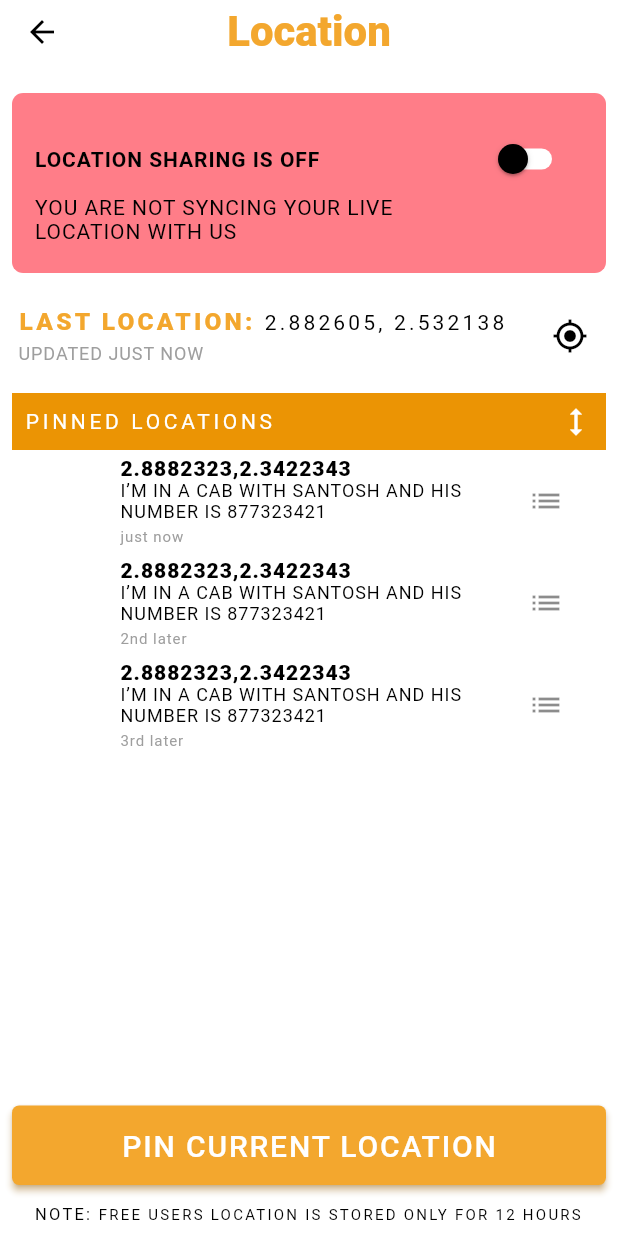
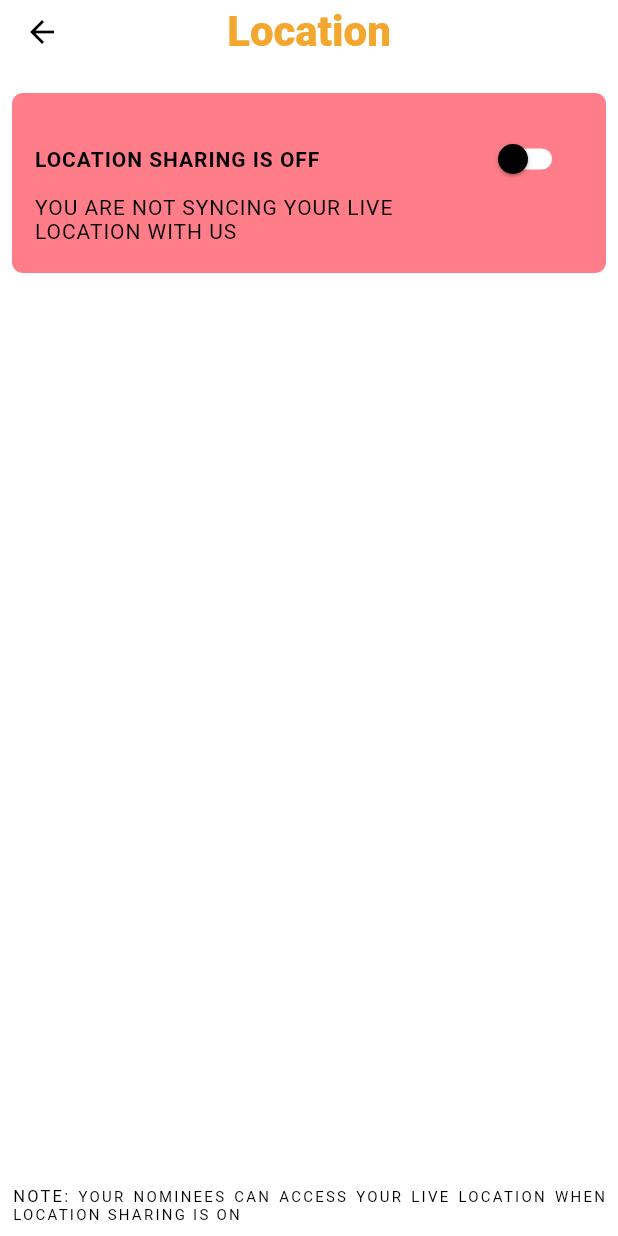
Before and after one commit to Sid1249/lawimmunity, a Flutter app: the LocationPage screen opened directly, on a phone screen of 412 x 824 dp. Run offline on Flutter 3.47's test engine with Material 2 defaults, Android fonts, the phone set to English and light mode, and no system bars; drawn by our look-alikes of auto_size_text; our stand-ins replace country_code_picker, firebase_auth, firebase_core, flutter_map, fluttertoast, get_it and 4 more; missing offline and left inert: flutter_background_geolocation; accounts and stored records are empty; Roboto replaces fonts that are missing (Baskervville).

Commit message:
location pin feature being pushed to a temperory branch for later use in any future use case

```diff
--- a/lib/screens/home_redirect_page.dart
+++ b/lib/screens/home_redirect_page.dart
@@ -65,7 +65,8 @@ class _HomeRedirectPageState extends State<HomeRedirectPage> {
     }else{
 
       setState(() {
-        mainPage = LoginSignupPage();
+        // mainPage = LoginSignupPage();
+        mainPage = DashboardPage();
 
       });
 
--- a/lib/screens/location_page/location_page.dart
+++ b/lib/screens/location_page/location_page.dart
@@ -1,11 +1,16 @@
 import 'package:auto_size_text/auto_size_text.dart';
 import 'package:flutter/cupertino.dart';
 import 'package:flutter/material.dart';
+import 'package:flutter_map/flutter_map.dart';
 import 'package:lawimmunity/screens/location_page/location_model.dart';
+import 'package:lawimmunity/screens/location_page/location_provider.dart';
 import 'package:lawimmunity/widgets/custom_app_bar.dart';
 import 'package:lawimmunity/widgets/custom_raised_button.dart';
+import 'package:lawimmunity/widgets/flutter_map_widget.dart';
 import 'package:lawimmunity/widgets/location_head_widget.dart';
 import 'package:lawimmunity/widgets/text_component.dart';
+import 'package:provider/provider.dart';
+import 'package:timeago/timeago.dart' as timeago;
 
 class LocationPage extends StatefulWidget {
   const LocationPage({Key? key}) : super(key: key);
@@ -17,11 +22,20 @@ class LocationPage extends StatefulWidget {
 class _LocationPageState extends State<LocationPage> {
   bool reversed = false;
 
+  bool _customTileExpanded = false;
+
   var locat = [
     LocationModel("2.882605, 2.532138", "none for now", "just now"),
     LocationModel("2.882605, 2.532138", "none for now", "2nd later"),
     LocationModel("2.882605, 2.532138", "none for now", "3rd later")
   ];
+  MapController? _mapCtl;
+
+  @override
+  void initState() {
+    super.initState();
+    _mapCtl = MapController();
+  }
 
   @override
   Widget build(BuildContext context) {
@@ -41,24 +55,24 @@ class _LocationPageState extends State<LocationPage> {
               const SizedBox(
                 height: 6,
               ),
-              ListTile(
-                contentPadding:
-                const EdgeInsets.only(left: 4, right: 0, top: 0, bottom: 0),
+              if (Provider.of<LocationProvider>(context, listen: true)
+                  .isLocationShared)
+                Consumer<LocationProvider>(
+                  builder: (context, provider, child) {
+                    return ExpansionTile(
                       title: AutoSizeText.rich(
                         TextSpan(text: '', children: [
                           TextSpan(
                               text: 'LAST LOCATION: ',
                               style: TextStyle(
-                          color: Theme
-                              .of(context)
-                              .colorScheme
-                              .primary,
+                                color: Theme.of(context).colorScheme.primary,
                                 fontWeight: FontWeight.w800,
                                 fontSize: 21,
                                 letterSpacing: 2.12,
                               )),
-                    const TextSpan(
-                        text: '2.882605, 2.532138',
+                          TextSpan(
+                              text:
+                                  '${Provider.of<LocationProvider>(context, listen: true).currentLocation.coords.latitude},${Provider.of<LocationProvider>(context, listen: true).currentLocation.coords.longitude}',
                               style: TextStyle(
                                 color: Colors.black,
                                 fontSize: 18,
@@ -71,145 +85,162 @@ class _LocationPageState extends State<LocationPage> {
                           letterSpacing: 2.12,
                         ),
                         textAlign: TextAlign.start,
+                        minFontSize: 10,
                         maxLines: 1,
                       ),
-                subtitle: UpperCaseText('Updated just now',
+                      subtitle: UpperCaseText(
+                          'Updated ${timeago.format(Provider.of<LocationProvider>(context, listen: true).updateTime)}',
                           style: const TextStyle(
                             color: Colors.grey,
                             fontSize: 12,
                             letterSpacing: 0.62,
                           )),
-                trailing: IconButton(
-                  onPressed: () {},
-                  icon: Icon(Icons.my_location,
-                      color: Theme
-                          .of(context)
-                          .colorScheme
-                          .inversePrimary),
+                      trailing: null,
+                      initiallyExpanded: true,
+                      onExpansionChanged: (bool expanded) {
+                        setState(() => _customTileExpanded = expanded);
+                      },
+                      children: [
+                        Container(
+                            decoration: BoxDecoration(
+                              borderRadius: BorderRadius.circular(4.85),
+                              border: Border.all(
+                                color: Colors.orange,
+                                width: 3,
                               ),
+                              color: Colors.white,
+                            ),
+                            height: MediaQuery.of(context).size.height / 3,
+                            width: MediaQuery.of(context).size.height - 200,
+                            child: FlutterMapWidget(
+                              latitude: Provider.of<LocationProvider>(context,
+                                      listen: true)
+                                  .currentLocation
+                                  .coords
+                                  .latitude,
+                              longitude: Provider.of<LocationProvider>(context,
+                                      listen: true)
+                                  .currentLocation
+                                  .coords
+                                  .longitude,
+                            ))
+                      ],
+                    );
+                  },
                 ),
               const SizedBox(
                 height: 2,
               ),
-              Container(
-                width: MediaQuery
-                    .of(context)
-                    .size
-                    .width,
-                color: const Color(0xffeb9404),
-                padding: const EdgeInsets.only(
-                  left: 8,
-                  right: 8,
-                  top: 7,
-                  bottom: 7,
-                ),
-                child: Row(
-                  mainAxisSize: MainAxisSize.min,
-                  mainAxisAlignment: MainAxisAlignment.start,
-                  crossAxisAlignment: CrossAxisAlignment.center,
-                  children: [
-                    const Text(
-                      'PINNED LOCATIONS ',
-                      style: TextStyle(
-                        color: Colors.white,
-                        fontSize: 14,
-                        letterSpacing: 2.45,
-                      ),
-                    ),
-                    const Spacer(),
-                    GestureDetector(
-                      child: Icon(
-                        Icons.height,
-                        color: Theme
-                            .of(context)
-                            .colorScheme
-                            .background,
-                      ),
-                      onTap: () {
-                        setState(() {
-                          reversed = !reversed;
-                          locat = locat.reversed.toList();
-                        });
-                      },
-                    ),
-                  ],
-                ),
-              ),
-              Expanded(
-                  child: ListView.builder(
-                    itemCount: locat.length,
-                    shrinkWrap: true,
-                    itemBuilder: (context, i) {
-                      return ListTile(
-                        leading: Padding(
-                          padding: const EdgeInsets.all(8.0),
-                          child: Text(reversed ? "${locat.length - i}" : '${i + 1}'),
-                        ),
-                        trailing: IconButton(
-                          icon: const Icon(Icons.list),
-                          onPressed: () {},
-                        ),
-                        title: const Text(
-                          '2.8882323,2.3422343',
-                          style: TextStyle(
-                            color: Colors.black,
-                            fontSize: 14,
-                            fontFamily: 'Roboto',
-                            fontWeight: FontWeight.w800,
-                            letterSpacing: 0.64,
-                          ),
-                        ),
-                        subtitle: Column(
-                          mainAxisAlignment: MainAxisAlignment.start,
-                          crossAxisAlignment: CrossAxisAlignment.start,
-                          children: [
-                            Text(
-                              'I’M IN A CAB WITH SANTOSH AND HIS NUMBER IS 877323421',
-                              style: TextStyle(
-                                color: Colors.black,
-                                fontSize: 12,
-                                letterSpacing: 0.64,
-                              ),
-                            ),
-                            SizedBox(
-                              height: 4,
-                            ),
-                            Text(
-                              locat[i].time!,
-                              style: TextStyle(
-                                color: Colors.grey,
-                                fontSize: 10,
-                                letterSpacing: 0.62,
-                              ),
-                            ),
-                          ],
-                        ),
-                      );
-                    },
-                  )),
-              const SizedBox(
-                height: 13,
-              ),
-              RaisedGradientButton('PIN CURRENT LOCATION', onPressed: () {}),
-              const SizedBox(
-                height: 13,
-              ),
+              Spacer(),
+              // Container(
+              //   width: MediaQuery.of(context).size.width,
+              //   color: const Color(0xffeb9404),
+              //   padding: const EdgeInsets.only(
+              //     left: 8,
+              //     right: 8,
+              //     top: 7,
+              //     bottom: 7,
+              //   ),
+              //   child: Row(
+              //     mainAxisSize: MainAxisSize.min,
+              //     mainAxisAlignment: MainAxisAlignment.start,
+              //     crossAxisAlignment: CrossAxisAlignment.center,
+              //     children: [
+              //       const Text(
+              //         'PINNED LOCATIONS ',
+              //         style: TextStyle(
+              //           color: Colors.white,
+              //           fontSize: 14,
+              //           letterSpacing: 2.45,
+              //         ),
+              //       ),
+              //       const Spacer(),
+              //       GestureDetector(
+              //         child: Icon(
+              //           Icons.height,
+              //           color: Theme.of(context).colorScheme.background,
+              //         ),
+              //         onTap: () {
+              //           setState(() {
+              //             reversed = !reversed;
+              //             locat = locat.reversed.toList();
+              //           });
+              //         },
+              //       ),
+              //     ],
+              //   ),
+              // ),
+              // Expanded(
+              //     child: ListView.builder(
+              //   itemCount: locat.length,
+              //   shrinkWrap: true,
+              //   itemBuilder: (context, i) {
+              //     return ListTile(
+              //       leading: Padding(
+              //         padding: const EdgeInsets.all(8.0),
+              //         child:
+              //             Text(reversed ? "${locat.length - i}" : '${i + 1}'),
+              //       ),
+              //       trailing: IconButton(
+              //         icon: const Icon(Icons.list),
+              //         onPressed: () {},
+              //       ),
+              //       title: const Text(
+              //         '2.8882323,2.3422343',
+              //         style: TextStyle(
+              //           color: Colors.black,
+              //           fontSize: 14,
+              //           fontFamily: 'Roboto',
+              //           fontWeight: FontWeight.w800,
+              //           letterSpacing: 0.64,
+              //         ),
+              //       ),
+              //       subtitle: Column(
+              //         mainAxisAlignment: MainAxisAlignment.start,
+              //         crossAxisAlignment: CrossAxisAlignment.start,
+              //         children: [
+              //           Text(
+              //             'I’M IN A CAB WITH SANTOSH AND HIS NUMBER IS 877323421',
+              //             style: TextStyle(
+              //               color: Colors.black,
+              //               fontSize: 12,
+              //               letterSpacing: 0.64,
+              //             ),
+              //           ),
+              //           SizedBox(
+              //             height: 4,
+              //           ),
+              //           Text(
+              //             locat[i].time!,
+              //             style: TextStyle(
+              //               color: Colors.grey,
+              //               fontSize: 10,
+              //               letterSpacing: 0.62,
+              //             ),
+              //           ),
+              //         ],
+              //       ),
+              //     );
+              //   },
+              // )),
+              // const SizedBox(
+              //   height: 13,
+              // ),
+              // RaisedGradientButton('SEND SOS TO NOMINIES WITH CURRENT LOCATION', onPressed: () {}),
+              // const SizedBox(
+              //   height: 13,
+              // ),
               Text.rich(
                 TextSpan(text: '', children: [
                   TextSpan(
                       text: 'NOTE: ',
-                      style: Theme
-                          .of(context)
-                          .textTheme
-                          .labelMedium),
+                      style: Theme.of(context).textTheme.labelMedium),
                   TextSpan(
-                      text: 'FREE USERS LOCATION IS STORED ONLY FOR 12 HOURS',
-                      style: Theme
-                          .of(context)
-                          .textTheme
-                          .labelSmall),
+                      text:
+                          'YOUR NOMINEES CAN ACCESS YOUR LIVE LOCATION WHEN LOCATION SHARING IS ON',
+                      style: Theme.of(context).textTheme.labelSmall),
                 ]),
-                textAlign: TextAlign.center,
+                textAlign: TextAlign.justify,
                 style: const TextStyle(
                   color: Colors.black,
                   fontSize: 12,
--- /dev/null
+++ b/lib/screens/location_page/location_provider.dart
@@ -0,0 +1,44 @@
+
+import 'package:flutter/material.dart';
+import 'package:flutter_background_geolocation/flutter_background_geolocation.dart';
+import 'package:flutter_map/flutter_map.dart';
+import 'package:latlong2/latlong.dart';
+
+class LocationProvider extends ChangeNotifier{
+
+  bool _isLocationShared = false;
+
+  DateTime _updateTime = DateTime.now();
+
+  late Location _currentLocation;
+
+  bool get isLocationShared => _isLocationShared;
+
+  MapController _mapController = MapController();
+
+  set isLocationShared(bool value) {
+    _isLocationShared = value;
+    notifyListeners();
+  }
+
+  DateTime get updateTime => _updateTime;
+
+  set updateTime(DateTime value) {
+    _updateTime = value;
+  }
+
+  Location get currentLocation => _currentLocation;
+
+  set currentLocation(Location value) {
+    _currentLocation = value;
+    _updateTime = DateTime.now();
+    mapController.move(LatLng(value.coords.latitude,value.coords.longitude),16);
+    notifyListeners();
+  }
+
+  MapController get mapController => _mapController;
+
+  set mapController(MapController value) {
+    _mapController = value;
+  }
+}
--- a/lib/widgets/custom_raised_button.dart
+++ b/lib/widgets/custom_raised_button.dart
@@ -48,6 +48,7 @@ class RaisedGradientButton extends StatelessWidget {
           padding: EdgeInsets.all(15.0),
           child: Text(
             label,
+            textAlign: TextAlign.center,
             style: TextStyle(fontSize: 20,color: Theme.of(context).colorScheme.secondary),
           ),
         ),
--- a/lib/widgets/location_head_widget.dart
+++ b/lib/widgets/location_head_widget.dart
@@ -1,5 +1,9 @@
 import 'package:flutter/cupertino.dart';
 import 'package:flutter/material.dart';
+import 'package:get_it/get_it.dart';
+import 'package:lawimmunity/screens/location_page/location_provider.dart';
+import 'package:lawimmunity/screens/location_page/location_service.dart';
+import 'package:provider/provider.dart';
 
 class LocationHead extends StatefulWidget {
   const LocationHead({Key? key}) : super(key: key);
@@ -11,11 +15,14 @@ class LocationHead extends StatefulWidget {
 }
 
 class _LocationHeadState extends State<LocationHead> {
-  var _switchValue = false;
+
+  GetIt getIt = GetIt.instance;
+  late LocationService locationService;
 
   @override
   void initState() {
     super.initState();
+    locationService = getIt<LocationService>();
   }
 
   @override
@@ -25,10 +32,12 @@ class _LocationHeadState extends State<LocationHead> {
 
   @override
   Widget build(BuildContext context) {
-    return Container(
+    return Consumer<LocationProvider>(
+  builder: (context, provider, child) {
+  return Container(
       decoration: BoxDecoration(
         borderRadius: BorderRadius.circular(7.40),
-        color: _switchValue
+        color: provider.isLocationShared
             ? Theme.of(context).colorScheme.onSecondaryContainer
             : Theme.of(context).colorScheme.error,
       ),
@@ -41,7 +50,7 @@ class _LocationHeadState extends State<LocationHead> {
           Row(
             children: [
               Text(
-                _switchValue
+                provider.isLocationShared
                     ? 'LOCATION SHARING IS ON'
                     : 'LOCATION SHARING IS OFF',
                 textAlign: TextAlign.center,
@@ -58,19 +67,23 @@ class _LocationHeadState extends State<LocationHead> {
                     backgroundColor: Colors.black,
                     switchTheme: SwitchThemeData().copyWith(
                         thumbColor: MaterialStateProperty.resolveWith((states) {
-                          return _switchValue ? Theme.of(context).colorScheme.background : Theme.of(context).colorScheme.inversePrimary ;
+                          return provider.isLocationShared ? Theme.of(context).colorScheme.background : Theme.of(context).colorScheme.inversePrimary ;
                     }),
                     trackColor: MaterialStateProperty.resolveWith((states) {
-                      return _switchValue ? Theme.of(context).colorScheme.inversePrimary : Theme.of(context).colorScheme.background ;
+                      return provider.isLocationShared ? Theme.of(context).colorScheme.inversePrimary : Theme.of(context).colorScheme.background ;
                     }),
 
                     )),
                 child: Switch.adaptive(
-                  value: _switchValue,
+                  value: provider.isLocationShared,
                   onChanged: (value) {
-                    setState(() {
-                      _switchValue = value;
-                    });
+                    provider.isLocationShared = value;
+                    if(value){
+                      locationService.startLocationService(context);
+                    }else{
+                      locationService.stopLocationService(context);
+
+                    }
                   },
                 ),
               ),
@@ -79,7 +92,7 @@ class _LocationHeadState extends State<LocationHead> {
           SizedBox(
             width: MediaQuery.of(context).size.width / 1.4,
             child: Text(
-              _switchValue
+              provider.isLocationShared
                   ? 'WE ARE CONSTANTLY UPDATING YOUR LIVE LOCATION'
                   : 'YOU ARE NOT SYNCING YOUR LIVE LOCATION WITH US',
               style: const TextStyle(
@@ -93,5 +106,7 @@ class _LocationHeadState extends State<LocationHead> {
         ],
       ),
     );
+  },
+);
   }
 }
```
Also changed, not shown: lib/lat_lng_model.dart (added, +8 -0 lines), lib/main.dart (+5 -5 lines), lib/screens/location_page/location_service.dart (added, +96 -0 lines), lib/services/service_initializer.dart (added, +14 -0 lines), lib/widgets/flutter_map_widget.dart (added, +57 -0 lines), pubspec.yaml (+5 -3 lines), pubspec.lock. Lines whose indentation alone changed are shown as unchanged.
